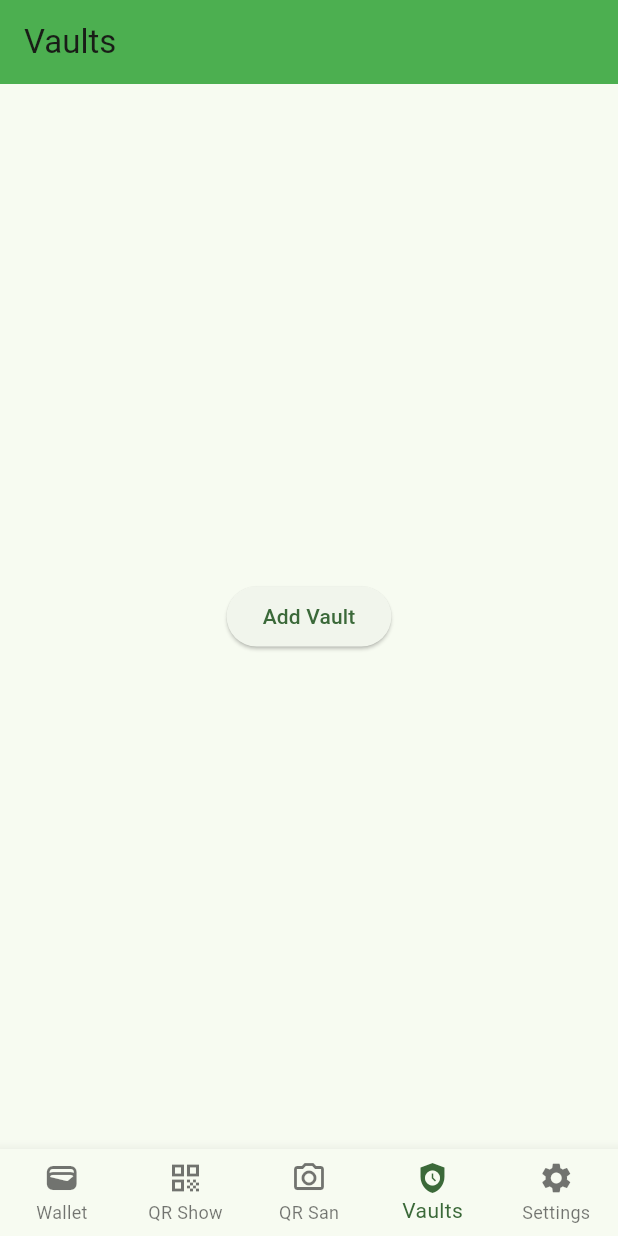
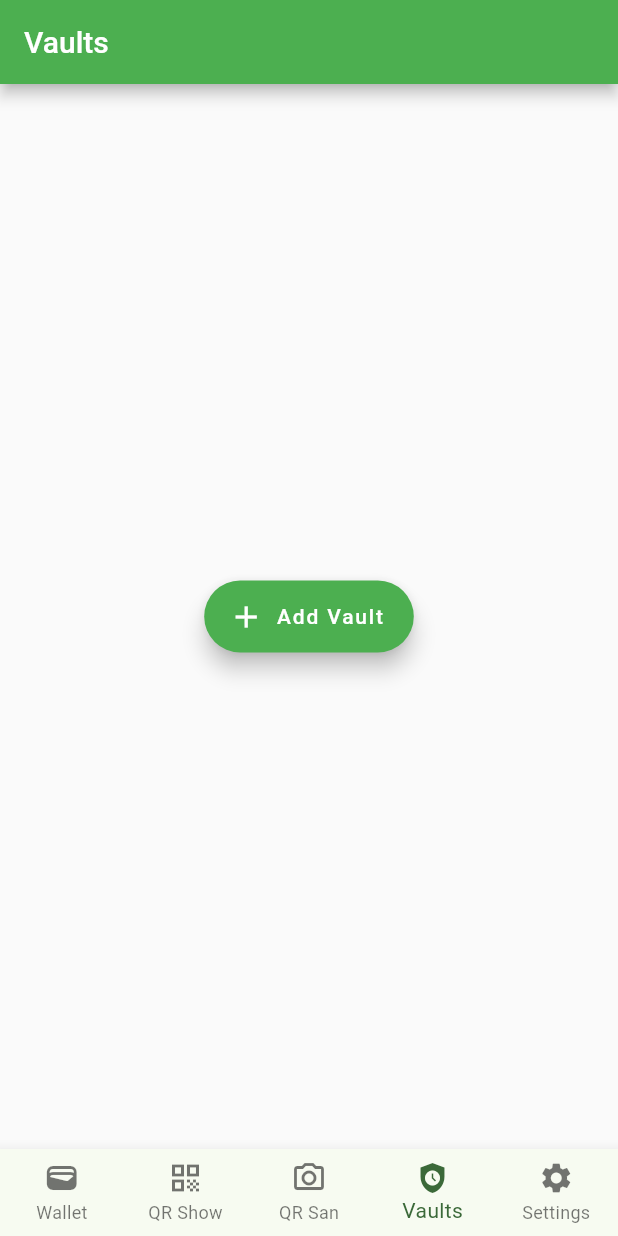
Before and after one commit to MaximEdogawa/seedsaver_wallet, a Flutter app: the screen it shows after launch, item 4 of the bottom bar chosen, on a phone screen of 412 x 824 dp. Run offline on Flutter 3.47's test engine with Material 2 defaults, Android fonts, the phone set to English and light mode, and no system bars; our stand-ins replace file_picker, logger, objectbox, qr_flutter, share; missing offline and left inert: base32, cryptography, flutter_zxing; generated files the repository leaves out were written again.

Commit message:
added close button for Navigator

```diff
--- a/lib/views/qrview.dart
+++ b/lib/views/qrview.dart
@@ -52,7 +52,8 @@ class _QRViewState extends State<QRView> {
   Widget build(BuildContext context) {
     final isCameraSupported = defaultTargetPlatform == TargetPlatform.iOS ||
         defaultTargetPlatform == TargetPlatform.android;
-    return Scaffold(
+    return MaterialApp(
+        home: Scaffold(
       body: Stack(
         children: [
           if (kIsWeb)
@@ -100,7 +101,7 @@ class _QRViewState extends State<QRView> {
             ),
         ],
       ),
-    );
+    ));
   }
 
   _onScanSuccess(Code? code) {
--- a/lib/views/vaultview.dart
+++ b/lib/views/vaultview.dart
@@ -13,14 +13,16 @@ class VaultPage extends StatelessWidget {
 
   @override
   Widget build(BuildContext context) {
-    return Scaffold(
+    return MaterialApp(
+        home: Scaffold(
       appBar: AppBar(
         title: const Text("Vaults"),
         backgroundColor: Colors.green,
       ),
       body: Center(
-          child: ElevatedButton(
-        child: const Text("Add Vault"),
+        child: FloatingActionButton.extended(
+          backgroundColor: Colors.green,
+          foregroundColor: Colors.white,
           onPressed: () {
             Navigator.push(
                 context,
@@ -28,8 +30,11 @@ class VaultPage extends StatelessWidget {
                     builder: ((context) =>
                         CreateVaultPage(objectbox: objectbox))));
           },
-      )),
-    );
+          icon: Icon(Icons.add),
+          label: Text('Add Vault'),
+        ),
+      ),
+    ));
   }
 }
 
@@ -42,12 +47,16 @@ class CreateVaultPage extends StatelessWidget {
 
   @override
   Widget build(BuildContext context) {
-    return Scaffold(
+    return MaterialApp(
+        home: Scaffold(
       appBar: AppBar(
         title: const Text("Add Vault"),
         backgroundColor: Colors.green,
+        actions:[IconButton(onPressed: (){
+                Navigator.pop(context);
+            },icon:const Icon(Icons.close))]
       ),
       body: Center(child: QRView(objectbox: objectbox)),
-    );
+    ));
   }
 }
```
Also changed, not shown: lib/services/api_service.dart (+4 -4 lines), lib/widgets/load_createQr_widget.dart (+4 -3 lines), lib/widgets/vault_init_widget.dart (+34 -13 lines), pubspec.lock, 5 other files. Lines whose indentation alone changed are shown as unchanged.
